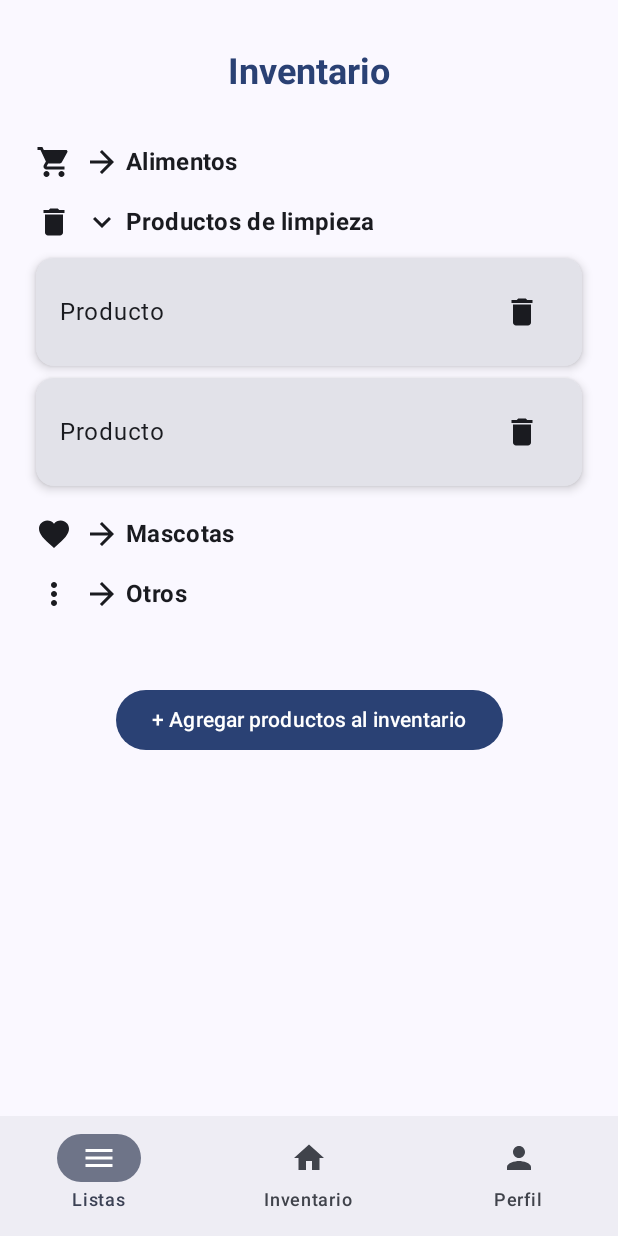
After one commit to Darch02/MercaApp, an Android app built with Jetpack Compose: the composable InventoryScreen shown on its own in the app's theme, on a phone screen of 412 x 824 dp. The commit adds this screen. Run offline under Robolectric (Android 15) with nearby library versions, the phone set to English and light mode, and no system bars; Roboto replaces fonts that are not available here.

Commit message:
feat: screen de inventario y popup

```diff
--- /dev/null
+++ b/app/src/main/java/com/example/mercaapp/ui/screens/InventoryScreen.kt
@@ -0,0 +1,280 @@
+package com.example.mercaapp.ui.screens
+
+import androidx.compose.foundation.*
+import androidx.compose.foundation.layout.*
+import androidx.compose.foundation.shape.RoundedCornerShape
+import androidx.compose.material.icons.Icons
+import androidx.compose.material3.*
+import androidx.compose.runtime.*
+import androidx.compose.ui.*
+import androidx.compose.ui.graphics.vector.ImageVector
+import androidx.compose.ui.text.font.FontWeight
+import androidx.compose.ui.unit.dp
+import androidx.compose.material.icons.filled.ShoppingCart
+import androidx.compose.material.icons.filled.Delete
+import androidx.compose.material.icons.filled.Favorite
+import androidx.compose.material.icons.filled.MoreVert
+import com.example.mercaapp.ui.components.BottomNavigationBar
+import androidx.compose.material.icons.filled.KeyboardArrowDown
+import androidx.compose.material.icons.filled.ArrowForward
+
+import androidx.compose.ui.graphics.Color
+import androidx.compose.material.icons.filled.ArrowDropDown
+import androidx.compose.foundation.interaction.MutableInteractionSource
+
+
+
+
+
+@Composable
+fun InventoryScreen(modifier: Modifier = Modifier) {
+    // Estado para cada categoría desplegable
+    var alimentosExpanded by remember { mutableStateOf(false) }
+    var limpiezaExpanded by remember { mutableStateOf(true) } // abierta por defecto
+    var mascotasExpanded by remember { mutableStateOf(false) }
+    var otrosExpanded by remember { mutableStateOf(false) }
+
+    Box(modifier = Modifier.fillMaxSize()) {
+        Column(
+            modifier = modifier
+                .fillMaxSize()
+                .padding(bottom = 72.dp), // espacio para la barra
+            verticalArrangement = Arrangement.Top,
+            horizontalAlignment = Alignment.Start
+        ) {
+            Spacer(modifier = Modifier.height(32.dp))
+
+            Text(
+                text = "Inventario",
+                style = MaterialTheme.typography.headlineSmall.copy(
+                    color = MaterialTheme.colorScheme.primary,
+                    fontWeight = FontWeight.Bold
+                ),
+                modifier = Modifier
+                    .align(Alignment.CenterHorizontally)
+                    .padding(bottom = 24.dp)
+            )
+
+            // Sección Alimentos
+            ExpandableCategory(
+                title = "Alimentos",
+                icon = Icons.Default.ShoppingCart,
+                expanded = alimentosExpanded,
+                onToggle = { alimentosExpanded = !alimentosExpanded },
+                products = listOf("Producto 1", "Producto 2")
+            )
+
+            // Sección Productos de limpieza
+            ExpandableCategory(
+                title = "Productos de limpieza",
+                icon = Icons.Default.Delete,
+                expanded = limpiezaExpanded,
+                onToggle = { limpiezaExpanded = !limpiezaExpanded },
+               products = listOf("Producto", "Producto")
+            )
+
+            // Sección Mascotas
+            ExpandableCategory(
+                title = "Mascotas",
+                icon = Icons.Default.Favorite,
+                expanded = mascotasExpanded,
+                onToggle = { mascotasExpanded = !mascotasExpanded },
+                products = listOf()
+            )
+
+            // Sección Otros
+            ExpandableCategory(
+                title = "Otros",
+                icon = Icons.Default.MoreVert,
+                expanded = otrosExpanded,
+                onToggle = { otrosExpanded = !otrosExpanded },
+                products = listOf()
+            )
+
+            Spacer(modifier = Modifier.height(32.dp))
+
+
+            var showDialog by remember { mutableStateOf(false) }
+
+
+            Button(
+                onClick = { showDialog = true },
+                modifier = Modifier
+                    .align(Alignment.CenterHorizontally)
+                    .padding(vertical = 8.dp)
+            ) {
+                Text("+ Agregar productos al inventario")
+            }
+
+            if (showDialog) {
+                AddProductDialog(
+                    onDismiss = { showDialog = false },
+                    onAdd = {
+                        // Aquí podrías guardar el producto
+                        showDialog = false
+                    }
+                )
+            }
+
+
+        }
+
+        // Barra inferior
+        Box(
+            modifier = Modifier.fillMaxSize(),
+            contentAlignment = Alignment.BottomCenter
+        ) {
+            BottomNavigationBar()
+        }
+
+
+    }
+}
+
+@Composable
+fun ExpandableCategory(
+    title: String,
+    icon: ImageVector,
+    expanded: Boolean,
+    onToggle: () -> Unit,
+    products: List<String>
+) {
+    Column(modifier = Modifier.padding(horizontal = 24.dp, vertical = 8.dp)) {
+        Row(
+            verticalAlignment = Alignment.CenterVertically,
+            modifier = Modifier
+                .fillMaxWidth()
+                .clickable { onToggle() }
+        ) {
+            Icon(icon, contentDescription = null)
+            Spacer(modifier = Modifier.width(8.dp))
+            Icon(
+                imageVector = if (expanded) Icons.Default.KeyboardArrowDown else Icons.Default.ArrowForward,
+                contentDescription = "Toggle"
+            )
+            Spacer(modifier = Modifier.width(4.dp))
+            Text(
+                text = title,
+                style = MaterialTheme.typography.titleMedium.copy(fontWeight = FontWeight.Bold)
+            )
+        }
+
+        if (expanded) {
+            Spacer(modifier = Modifier.height(8.dp))
+            products.forEach { product ->
+                Card(
+                    modifier = Modifier
+                        .fillMaxWidth()
+                        .padding(vertical = 4.dp),
+                    shape = RoundedCornerShape(12.dp),
+                    elevation = CardDefaults.cardElevation(defaultElevation = 4.dp)
+                ) {
+                    Row(
+                        modifier = Modifier
+                            .fillMaxWidth()
+                            .padding(horizontal = 16.dp, vertical = 12.dp),
+                        horizontalArrangement = Arrangement.SpaceBetween,
+                        verticalAlignment = Alignment.CenterVertically
+                    ) {
+                        Text(text = product)
+                        IconButton(onClick = { /* Acción eliminar */ }) {
+                            Icon(Icons.Default.Delete, contentDescription = "Eliminar")
+                        }
+                    }
+                }
+            }
+        }
+    }
+}
+
+@Composable
+fun AddProductDialog(onDismiss: () -> Unit, onAdd: () -> Unit) {
+    Box(
+        modifier = Modifier
+            .fillMaxSize()
+            .background(Color(0x99000000))
+            .clickable(
+                indication = null,
+                interactionSource = remember { MutableInteractionSource() }
+            ) {
+                onDismiss()
+            }
+    ) {
+        Card(
+            modifier = Modifier
+                .align(Alignment.Center)
+                .padding(24.dp)
+                .fillMaxWidth(0.85f),
+            shape = RoundedCornerShape(20.dp)
+        ) {
+            Column(
+                modifier = Modifier
+                    .padding(24.dp)
+                    .background(Color.White),
+                horizontalAlignment = Alignment.CenterHorizontally
+            ) {
+                Text(
+                    text = "Inventario",
+                    style = MaterialTheme.typography.headlineSmall.copy(
+                        color = MaterialTheme.colorScheme.primary,
+                        fontWeight = FontWeight.Bold
+                    ),
+                    modifier = Modifier.padding(bottom = 24.dp)
+                )
+
+                OutlinedTextField(
+                    value = "",
+                    onValueChange = {},
+                    label = { Text("Nombre") },
+                    modifier = Modifier.fillMaxWidth()
+                )
+
+                Spacer(modifier = Modifier.height(16.dp))
+
+                OutlinedTextField(
+                    value = "",
+                    onValueChange = {},
+                    label = { Text("Categoría") },
+                    trailingIcon = {
+                        Icon(Icons.Default.ArrowDropDown, contentDescription = null)
+                    },
+                    modifier = Modifier.fillMaxWidth()
+                )
+
+                Spacer(modifier = Modifier.height(16.dp))
+
+                Row(
+                    modifier = Modifier.fillMaxWidth(),
+                    horizontalArrangement = Arrangement.spacedBy(16.dp)
+                ) {
+                    OutlinedTextField(
+                        value = "",
+                        onValueChange = {},
+                        label = { Text("Cantidad") },
+                        modifier = Modifier.weight(1f)
+                    )
+                    OutlinedTextField(
+                        value = "",
+                        onValueChange = {},
+                        label = { Text("Unidades") },
+                        trailingIcon = {
+                            Icon(Icons.Default.ArrowDropDown, contentDescription = null)
+                        },
+                        modifier = Modifier.weight(1f)
+                    )
+                }
+
+                Spacer(modifier = Modifier.height(24.dp))
+
+                Button(
+                    onClick = {
+                        onAdd()
+                    },
+                    modifier = Modifier.fillMaxWidth()
+                ) {
+                    Text("Agregar producto")
+                }
+            }
+        }
+    }
+}
```
Also changed, not shown: app/src/main/java/com/example/mercaapp/MainActivity.kt (+20 -0 lines).
